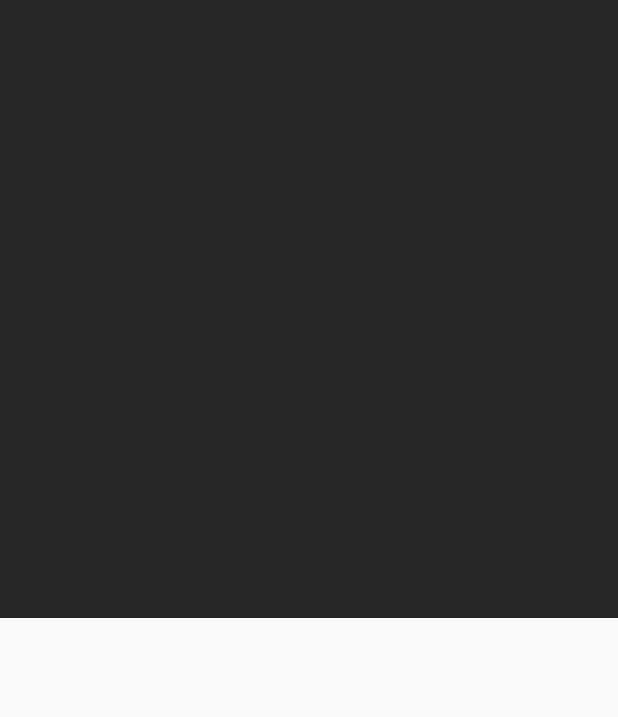
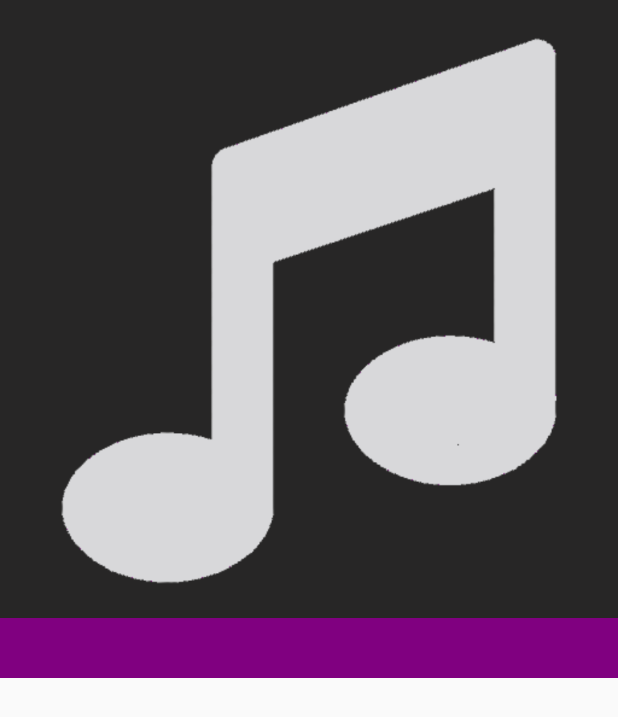
Before and after one commit to michaeltqi/music-player, an Android app: the layout cell_album.xml on its own in the app's theme, with its tools: preview values and no code run, on a phone screen of 412 x 824 dp. Shown: the top 717 px of the screen. Run offline under Robolectric (Android 15) with nearby library versions, the phone set to English and light mode, and no system bars.

Commit message:
Upgraded to SDK 29 and removed lag of album images when scrolling

```diff
--- a/app/build.gradle
+++ b/app/build.gradle
@@ -2,11 +2,11 @@ apply plugin: 'com.android.application'
 apply plugin: 'io.fabric'
 
 android {
-    compileSdkVersion 28
+    compileSdkVersion 29
     defaultConfig {
         applicationId "com.michaelqi.musicplayer"
         minSdkVersion 16
-        targetSdkVersion 28
+        targetSdkVersion 29
         versionCode 1
         versionName "1.0"
         testInstrumentationRunner "android.support.test.runner.AndroidJUnitRunner"
--- a/app/src/main/java/com/michaelqi/musicplayer/Fragments.java
+++ b/app/src/main/java/com/michaelqi/musicplayer/Fragments.java
@@ -6,7 +6,6 @@ import android.os.Bundle;
 import android.view.LayoutInflater;
 import android.view.View;
 import android.view.ViewGroup;
-import android.widget.GridView;
 import android.widget.ImageView;
 import android.widget.ListView;
 import android.widget.TextView;
@@ -15,8 +14,6 @@ import androidx.appcompat.app.AppCompatActivity;
 import androidx.fragment.app.Fragment;
 import androidx.recyclerview.widget.RecyclerView;
 import androidx.viewpager.widget.ViewPager;
-
-import com.bumptech.glide.Glide;
 
 import java.util.ArrayList;
 import java.util.Collections;
@@ -42,7 +39,7 @@ public class Fragments {
             mmr.setDataSource(songs.get(0).getPath());
             byte[] image = mmr.getEmbeddedPicture();
             if (image == null) {
-                ((ImageView) header.findViewById(R.id.AlbumImage)).setImageResource(R.drawable.eighth2);
+                ((ImageView) header.findViewById(R.id.AlbumImage)).setImageResource(R.drawable.eighth);
             } else {
                 ((ImageView) header.findViewById(R.id.AlbumImage)).setImageBitmap(BitmapFactory.decodeByteArray(image, 0, image.length));
             }
--- a/app/src/main/java/com/michaelqi/musicplayer/Utility.java
+++ b/app/src/main/java/com/michaelqi/musicplayer/Utility.java
@@ -60,7 +60,7 @@ public class Utility {
         int color;
         public AlbumGraphic(Activity activity, byte[] image) {
             if (image == null) {
-                this.bitmap = BitmapFactory.decodeResource(activity.getResources(), R.drawable.eighth2);
+                this.bitmap = BitmapFactory.decodeResource(activity.getResources(), R.drawable.eighth);
             } else {
                 this.bitmap = BitmapFactory.decodeByteArray(image, 0, image.length);
             }
--- a/app/src/main/res/layout/cell_album.xml
+++ b/app/src/main/res/layout/cell_album.xml
@@ -5,15 +5,6 @@
     android:layout_width="match_parent"
     android:layout_height="wrap_content"
     xmlns:app="http://schemas.android.com/apk/res-auto">
-
-    <TextView
-        android:id="@+id/AlbumName"
-        android:layout_width="match_parent"
-        android:layout_height="40dp"
-        app:layout_constraintTop_toBottomOf="@id/AlbumImage"
-        android:textColor="@color/textPrimaryColor"
-        android:textSize="16sp"
-        android:gravity="center"/>
 
     <androidx.constraintlayout.widget.ConstraintLayout
         android:layout_width="0dp"
@@ -30,10 +21,21 @@
     <ImageView
         android:id="@+id/AlbumImage"
         android:contentDescription="@string/albumimage"
+        android:src="@drawable/eighth"
         android:background="@color/colorSecondaryDark"
         android:layout_width="match_parent"
         android:layout_height="0dp"
         app:layout_constraintDimensionRatio="1:1"
         app:layout_constraintTop_toTopOf="parent"/>
 
+    <TextView
+        android:id="@+id/AlbumName"
+        android:layout_width="match_parent"
+        android:layout_height="40dp"
+        android:background="@color/textBackground"
+        app:layout_constraintTop_toBottomOf="@id/AlbumImage"
+        android:textColor="@color/textPrimaryColor"
+        android:textSize="16sp"
+        android:gravity="center"/>
+
 </androidx.constraintlayout.widget.ConstraintLayout>
--- a/app/src/main/res/values/colors.xml
+++ b/app/src/main/res/values/colors.xml
@@ -6,4 +6,5 @@
     <color name="colorAccent">#D81B60</color>
     <color name="textPrimaryColor">#FFFFFF</color>
     <color name="textSecondaryColor">#D8D8DA</color>
+    <color name="textBackground">#800080</color>
 </resources>
```
Also changed, not shown: app/src/main/java/com/michaelqi/musicplayer/Adapter.java (+7 -10 lines), app/src/main/java/com/michaelqi/musicplayer/AppRunnable.java (+32 -3 lines), app/src/main/res/drawable/eighth.png, app/src/main/res/drawable/eighth2.png (deleted).
